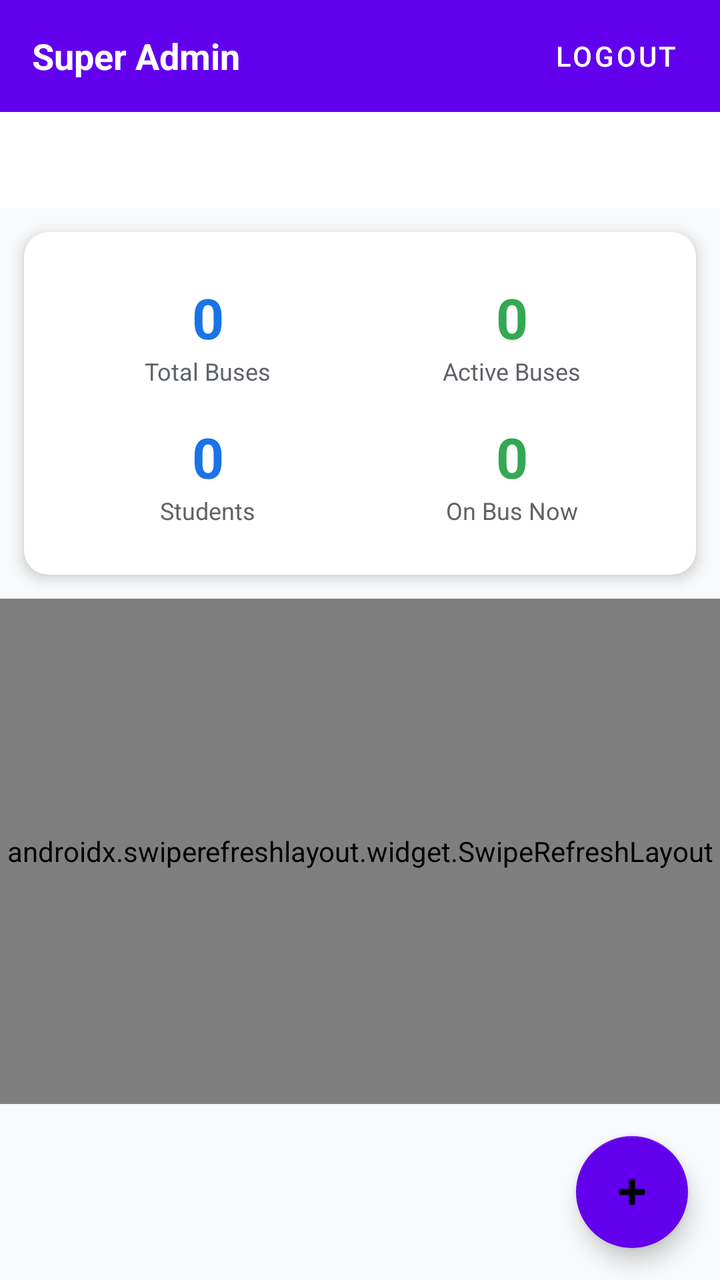
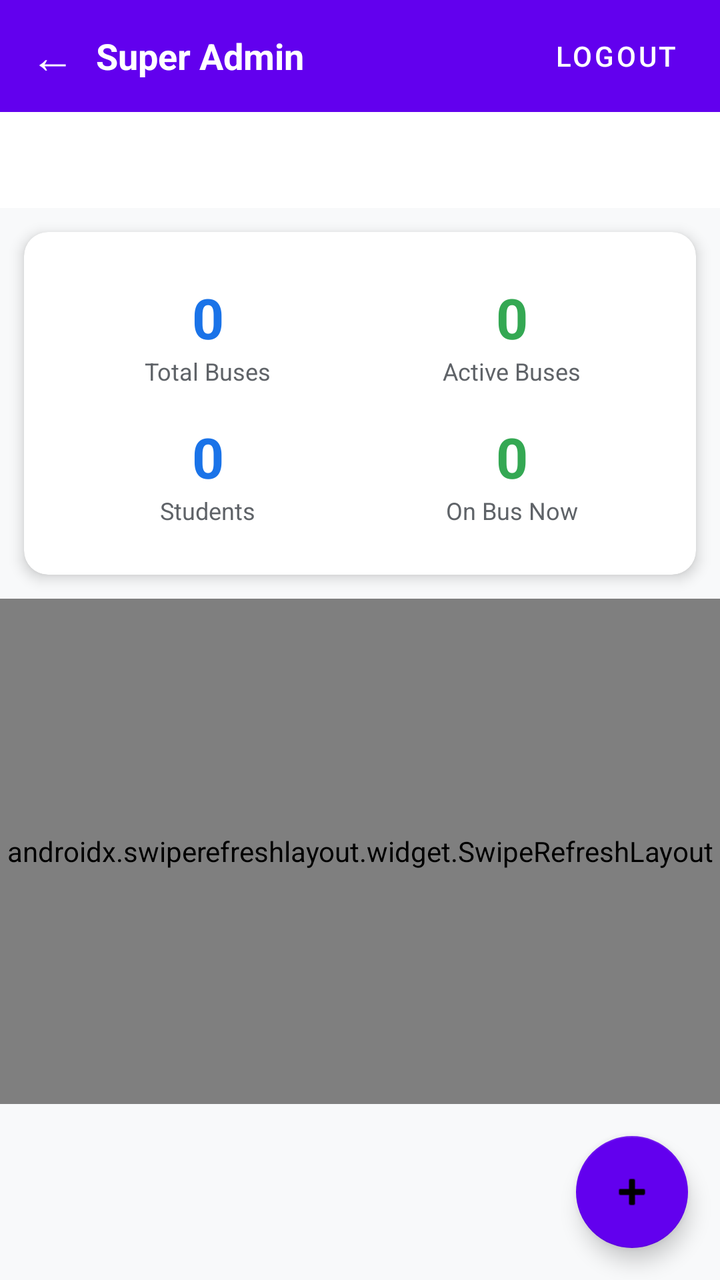

Compare the two renders of this Android layout. The source of the first and the diff that turns it into the second are given below.
<!-- AndroidManifest.xml: application theme Theme.BusGPS -->
<!-- res/layout/activity_super_admin.xml -->
<?xml version="1.0" encoding="utf-8"?>
<LinearLayout
    xmlns:android="http://schemas.android.com/apk/res/android"
    xmlns:app="http://schemas.android.com/apk/res-auto"
    android:layout_width="match_parent"
    android:layout_height="match_parent"
    android:orientation="vertical"
    android:background="@color/background">

    <LinearLayout
        android:layout_width="match_parent"
        android:layout_height="56dp"
        android:orientation="horizontal"
        android:background="#6200EE"
        android:gravity="center_vertical"
        android:paddingStart="16dp"
        android:paddingEnd="8dp">

        <TextView
            android:id="@+id/tvTitle"
            android:layout_width="0dp"
            android:layout_height="wrap_content"
            android:layout_weight="1"
            android:text="Super Admin"
            android:textSize="18sp"
            android:textStyle="bold"
            android:textColor="#FFFFFF" />

        <com.google.android.material.button.MaterialButton
            android:id="@+id/btnLogout"
            style="@style/Widget.MaterialComponents.Button.TextButton"
            android:layout_width="wrap_content"
            android:layout_height="wrap_content"
            android:text="@string/logout"
            android:textColor="#FFFFFF" />
    </LinearLayout>

    <com.google.android.material.tabs.TabLayout
        android:id="@+id/tabLayout"
        android:layout_width="match_parent"
        android:layout_height="wrap_content"
        app:tabMode="scrollable"
        app:tabGravity="start"
        app:tabIndicatorColor="#6200EE"
        app:tabSelectedTextColor="#6200EE"
        app:tabTextColor="@color/text_secondary" />

    <com.google.android.material.card.MaterialCardView
        android:id="@+id/statsCard"
        android:layout_width="match_parent"
        android:layout_height="wrap_content"
        android:layout_margin="12dp"
        app:cardCornerRadius="12dp"
        app:cardElevation="4dp"
        android:visibility="visible">

        <GridLayout
            android:layout_width="match_parent"
            android:layout_height="wrap_content"
            android:columnCount="2"
            android:padding="16dp"
            android:rowCount="2">

            <LinearLayout android:layout_width="0dp" android:layout_height="wrap_content"
                android:layout_columnWeight="1" android:orientation="vertical" android:gravity="center"
                android:padding="8dp">
                <TextView android:id="@+id/tvTotalBuses" android:textSize="28sp" android:textStyle="bold"
                    android:textColor="@color/primary" android:text="0"
                    android:layout_width="wrap_content" android:layout_height="wrap_content"/>
                <TextView android:text="Total Buses" android:textSize="12sp" android:textColor="@color/text_secondary"
                    android:layout_width="wrap_content" android:layout_height="wrap_content"/>
            </LinearLayout>

            <LinearLayout android:layout_width="0dp" android:layout_height="wrap_content"
                android:layout_columnWeight="1" android:orientation="vertical" android:gravity="center"
                android:padding="8dp">
                <TextView android:id="@+id/tvActiveBuses" android:textSize="28sp" android:textStyle="bold"
                    android:textColor="@color/green" android:text="0"
                    android:layout_width="wrap_content" android:layout_height="wrap_content"/>
                <TextView android:text="Active Buses" android:textSize="12sp" android:textColor="@color/text_secondary"
                    android:layout_width="wrap_content" android:layout_height="wrap_content"/>
            </LinearLayout>

            <LinearLayout android:layout_width="0dp" android:layout_height="wrap_content"
                android:layout_columnWeight="1" android:orientation="vertical" android:gravity="center"
                android:padding="8dp">
                <TextView android:id="@+id/tvTotalStudents" android:textSize="28sp" android:textStyle="bold"
                    android:textColor="@color/primary" android:text="0"
                    android:layout_width="wrap_content" android:layout_height="wrap_content"/>
                <TextView android:text="Students" android:textSize="12sp" android:textColor="@color/text_secondary"
                    android:layout_width="wrap_content" android:layout_height="wrap_content"/>
            </LinearLayout>

            <LinearLayout android:layout_width="0dp" android:layout_height="wrap_content"
                android:layout_columnWeight="1" android:orientation="vertical" android:gravity="center"
                android:padding="8dp">
                <TextView android:id="@+id/tvPresent" android:textSize="28sp" android:textStyle="bold"
                    android:textColor="@color/secondary" android:text="0"
                    android:layout_width="wrap_content" android:layout_height="wrap_content"/>
                <TextView android:text="On Bus Now" android:textSize="12sp" android:textColor="@color/text_secondary"
                    android:layout_width="wrap_content" android:layout_height="wrap_content"/>
            </LinearLayout>

        </GridLayout>
    </com.google.android.material.card.MaterialCardView>

    <androidx.swiperefreshlayout.widget.SwipeRefreshLayout
        android:id="@+id/swipeRefresh"
        android:layout_width="match_parent"
        android:layout_height="0dp"
        android:layout_weight="1">

        <androidx.recyclerview.widget.RecyclerView
            android:id="@+id/rvItems"
            android:layout_width="match_parent"
            android:layout_height="match_parent"
            android:padding="8dp"
            android:visibility="gone" />

    </androidx.swiperefreshlayout.widget.SwipeRefreshLayout>

    <com.google.android.material.floatingactionbutton.FloatingActionButton
        android:id="@+id/fabAdd"
        android:layout_width="wrap_content"
        android:layout_height="wrap_content"
        android:layout_gravity="bottom|end"
        android:layout_margin="16dp"
        android:src="@android:drawable/ic_input_add"
        app:backgroundTint="#6200EE" />

</LinearLayout>
<!-- resources referenced by this layout -->
<resources>
  <color name="background">#F8F9FA</color>
  <color name="green">#34A853</color>
  <color name="primary">#1A73E8</color>
  <color name="secondary">#34A853</color>
  <color name="text_secondary">#5F6368</color>
  <string name="logout">Logout</string>
  <style name="Theme.BusGPS" parent="Theme.MaterialComponents.DayNight.NoActionBar">
          <item name="colorPrimary">@color/primary</item>
          <item name="colorPrimaryDark">@color/primary_dark</item>
          <item name="colorAccent">@color/secondary</item>
          <item name="android:windowBackground">@color/background</item>
          <item name="android:statusBarColor">@color/primary_dark</item>
      </style>
  <color name="primary_dark">#1558C0</color>
</resources>

<!-- the commit's change to res/layout/activity_super_admin.xml (unified diff, before → after) -->
@@ -13,8 +13,18 @@
         android:orientation="horizontal"
         android:background="#6200EE"
         android:gravity="center_vertical"
-        android:paddingStart="16dp"
+        android:paddingStart="4dp"
         android:paddingEnd="8dp">
+
+        <com.google.android.material.button.MaterialButton
+            android:id="@+id/btnBack"
+            style="@style/Widget.MaterialComponents.Button.TextButton"
+            android:layout_width="wrap_content"
+            android:layout_height="wrap_content"
+            android:minWidth="44dp"
+            android:text="←"
+            android:textSize="22sp"
+            android:textColor="#FFFFFF" />
 
         <TextView
             android:id="@+id/tvTitle"
